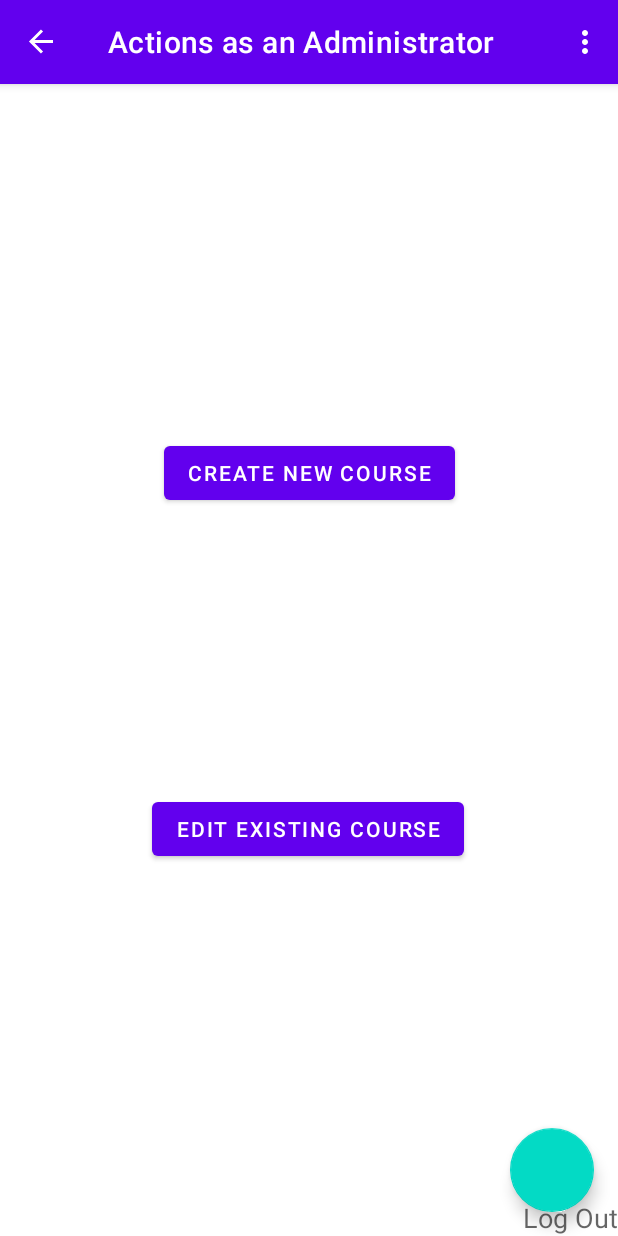
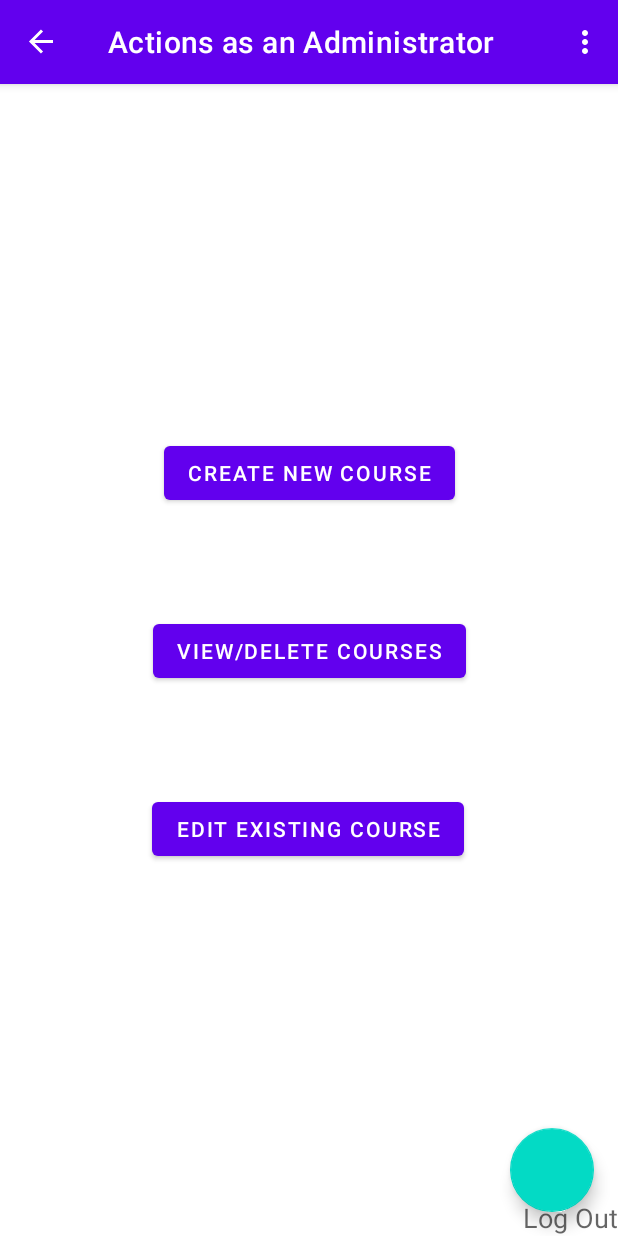
Before and after one commit to RuofanChen03/B07-group6, an Android app: the AdminFragment screen opened through its navigation route, on a phone screen of 412 x 824 dp. Run offline under Robolectric (Android 15) with nearby library versions, the phone set to English and light mode, and no system bars; our stand-ins replace navigation-ui.

Commit message:
merged course display

```diff
--- a/app/build.gradle
+++ b/app/build.gradle
@@ -51,6 +51,7 @@ dependencies {
     implementation 'androidx.constraintlayout:constraintlayout:2.1.4'
     implementation 'androidx.navigation:navigation-fragment:2.5.3'
     implementation 'androidx.navigation:navigation-ui:2.5.3'
+    implementation 'androidx.gridlayout:gridlayout:1.0.0'
     testImplementation 'junit:junit:4.13.2'
     androidTestImplementation 'androidx.test.ext:junit:1.1.4'
     androidTestImplementation 'androidx.test.espresso:espresso-core:3.5.0'
--- a/app/src/main/java/com/example/myapplication/AdminCreate.java
+++ b/app/src/main/java/com/example/myapplication/AdminCreate.java
@@ -120,10 +120,12 @@ public class AdminCreate extends Fragment{
 
                     Course createdCourse = new Course(name, code, sessionsOffered, new ArrayList<Course>());
                     Course.courseList.add(createdCourse);
+                    /**
                     System.out.println("Code of most recent course: " + Course.courseList.get(Course.courseList.size()-1).courseCode);
                     System.out.println("courseList.get(3) (fall)" + Course.courseList.get(3).sessions[0]);
                     System.out.println("courseList.get(3) (winter)" + Course.courseList.get(3).sessions[1]);
                     System.out.println("courseList.get(3) (summer)" + Course.courseList.get(3).sessions[2]);
+                     **/
                     Toast.makeText(getActivity().getApplicationContext(),
                             ("Course \"" + code + "\" has been successfully created!"),
                             Toast.LENGTH_SHORT).show();
--- a/app/src/main/java/com/example/myapplication/AdminFragment.java
+++ b/app/src/main/java/com/example/myapplication/AdminFragment.java
@@ -80,6 +80,14 @@ public class AdminFragment extends Fragment{
                         .navigate(R.id.action_AdminFragment_to_AdminEdit);
             }
         });
+
+        binding.AdminViewButton.setOnClickListener(new View.OnClickListener(){
+            @Override
+            public void onClick(View view){
+                NavHostFragment.findNavController(AdminFragment.this)
+                        .navigate(R.id.action_AdminFragment_to_adminViewFragment);
+            }
+        });
         return binding.getRoot();
     }
 
--- a/app/src/main/java/com/example/myapplication/MainActivity.java
+++ b/app/src/main/java/com/example/myapplication/MainActivity.java
@@ -12,11 +12,13 @@ import androidx.navigation.NavController;
 import androidx.navigation.Navigation;
 import androidx.navigation.ui.AppBarConfiguration;
 import androidx.navigation.ui.NavigationUI;
+import androidx.viewpager.widget.ViewPager;
 
 import com.example.myapplication.databinding.ActivityMainBinding;
 
 import android.view.Menu;
 import android.view.MenuItem;
+import android.os.Bundle;
 
 public class MainActivity extends AppCompatActivity {
 
@@ -35,7 +37,6 @@ public class MainActivity extends AppCompatActivity {
         NavController navController = Navigation.findNavController(this, R.id.nav_host_fragment_content_main);
         appBarConfiguration = new AppBarConfiguration.Builder(navController.getGraph()).build();
         NavigationUI.setupActionBarWithNavController(this, navController, appBarConfiguration);
-
         /*
         binding.fab.setOnClickListener(new View.OnClickListener() {
             @Override
--- a/app/src/main/res/layout/admin_fragment.xml
+++ b/app/src/main/res/layout/admin_fragment.xml
@@ -38,5 +38,15 @@
         app:layout_constraintTop_toTopOf="parent"
         app:layout_constraintVertical_bias="0.327" />
 
+    <Button
+        android:id="@+id/AdminViewButton"
+        android:layout_width="wrap_content"
+        android:layout_height="wrap_content"
+        android:text="VIEW/DELETE COURSES"
+        app:layout_constraintBottom_toTopOf="@+id/AdminEditButton"
+        app:layout_constraintEnd_toEndOf="parent"
+        app:layout_constraintStart_toStartOf="parent"
+        app:layout_constraintTop_toBottomOf="@+id/AdminCreateButton" />
+
 
 </androidx.constraintlayout.widget.ConstraintLayout>
--- a/app/src/main/res/navigation/nav_graph.xml
+++ b/app/src/main/res/navigation/nav_graph.xml
@@ -27,6 +27,9 @@
         <action
             android:id="@+id/action_AdminFragment_to_AdminEdit"
             app:destination="@id/AdminEdit" />
+        <action
+            android:id="@+id/action_AdminFragment_to_adminViewFragment"
+            app:destination="@id/AdminViewFragment" />
     </fragment>
     <fragment
         android:id="@+id/AdminCreate"
@@ -48,4 +51,9 @@
             android:id="@+id/action_AdminEdit_to_AdminFragment"
             app:destination="@id/AdminFragment" />
     </fragment>
+    <fragment
+        android:id="@+id/AdminViewFragment"
+        android:name="com.example.myapplication.AdminViewFragment"
+        android:label="fragment_admin_view"
+        tools:layout="@layout/fragment_admin_view" />
 </navigation>
```
Also changed, not shown: app/src/main/java/com/example/myapplication/AdminViewFragment.java (+54 -1 lines), app/src/main/res/layout/fragment_admin_view.xml (+3 -4 lines).
